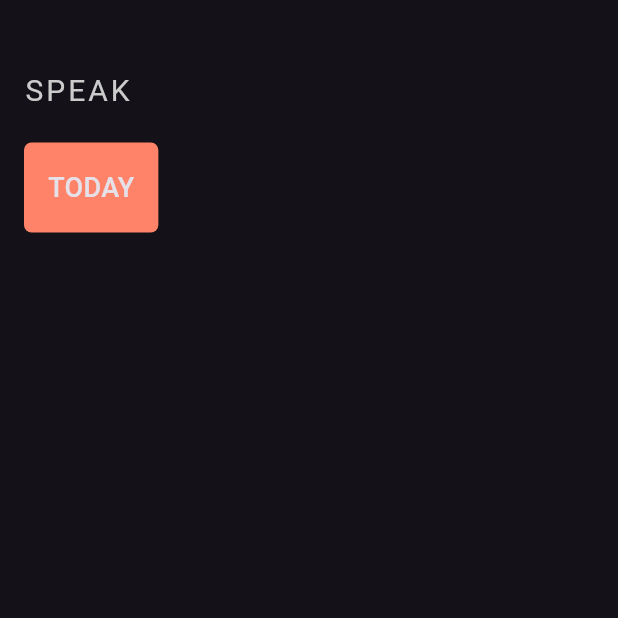
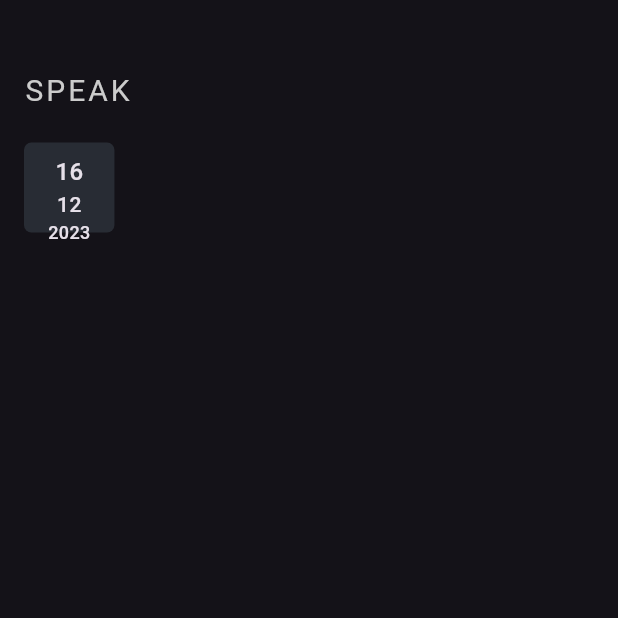
Before and after one commit to hafedh049/speak, a Flutter app: the screen it shows after launch, on a phone screen of 412 x 824 dp, the top half of it. Run offline on Flutter 3.47's test engine with Material 3 defaults, Android fonts, the phone set to English and light mode, and no system bars; our stand-ins replace flutter_animate, hive, lottie; accounts and stored records are empty.

Commit message:
Modified  lib/utils/methods.dart

```diff
--- a/lib/utils/methods.dart
+++ b/lib/utils/methods.dart
@@ -13,8 +13,7 @@ Future<bool> load() async {
     } else if (translationsBox!.get("translations").isEmpty) {
       translationsBox!.put("translations", <String, Map<String, dynamic>>{"17-12-2023": <String, dynamic>{}});
     }
-    translationsBox!.put("translations", <String, Map<String, dynamic>>{"17-12-2023": <String, dynamic>{}});
-    //translationsBox!.put("translations", <String, Map<String, dynamic>>{"${Random().nextInt(29) + 1}-12-2023": <String, dynamic>{}});
+    translationsBox!.put("translations", <String, Map<String, dynamic>>{"${Random().nextInt(29) + 1}-12-2023": <String, dynamic>{}});
     return true;
   } catch (e) {
     return false;
```
